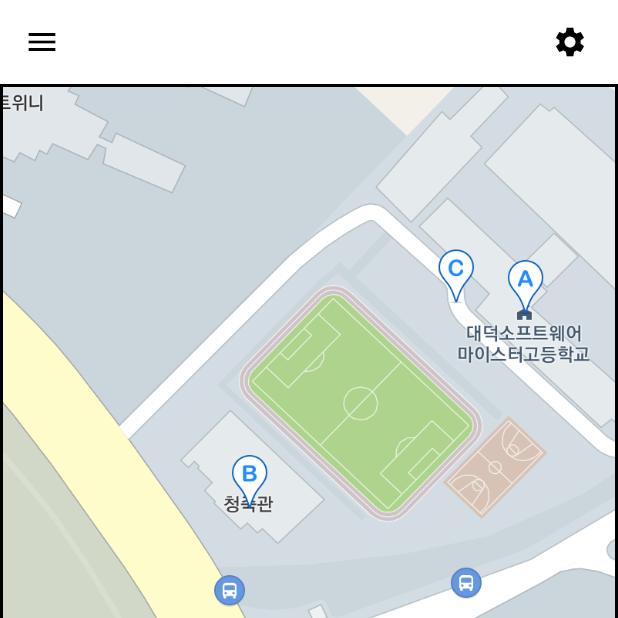
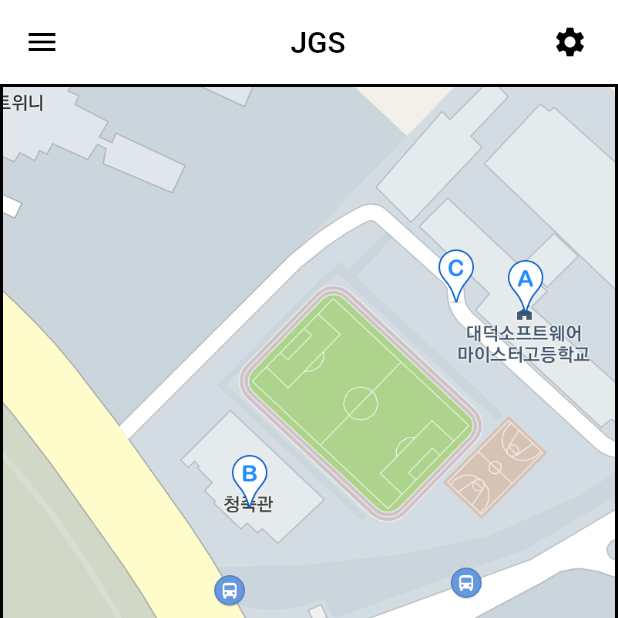
Before and after one commit to Yoochanhong/JGS, a Flutter app: the screen it shows after launch, on a phone screen of 412 x 824 dp, the top half of it. Run offline on Flutter 3.47's test engine with Material 2 defaults, Android fonts, the phone set to English and light mode, and no system bars.

Commit message:
로고? 가져다 박기

```diff
--- a/lib/main.dart
+++ b/lib/main.dart
@@ -25,6 +25,12 @@ class MyHomePage extends StatelessWidget {
         backgroundColor: Colors.white,
         elevation: 0.0,
         leading: Icon(Icons.menu, color: Colors.black),
+        title: Center(
+          child: Text(
+            "JGS",
+            style: TextStyle(color: Colors.black),
+          ),
+        ),
         actions: [
           Icon(Icons.settings, color: Colors.black),
           SizedBox(width: 20),
```
